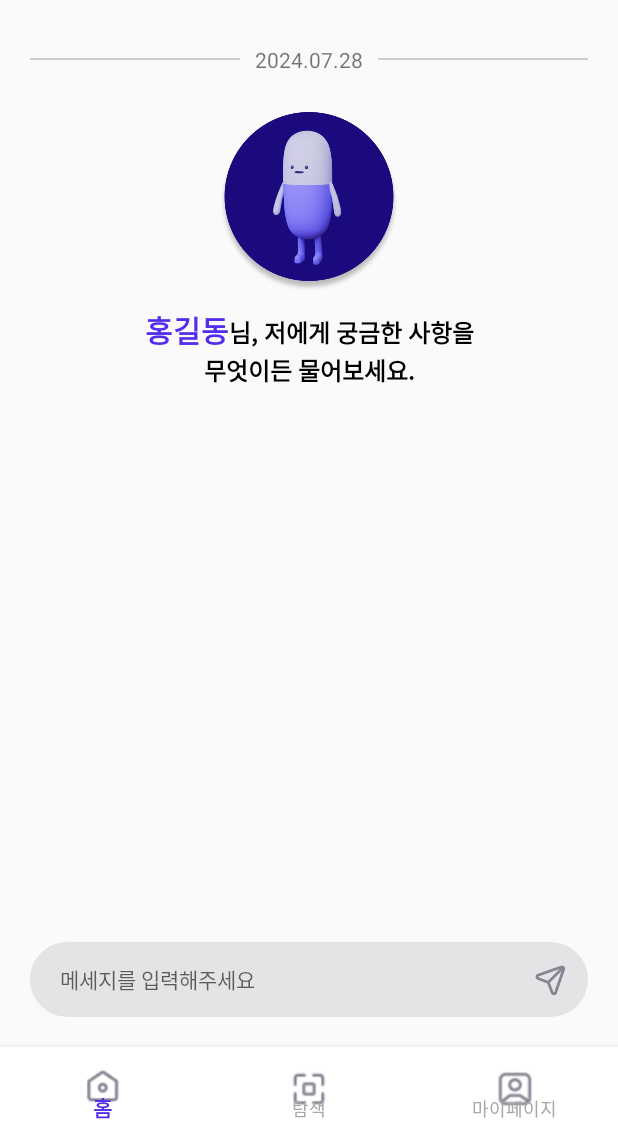
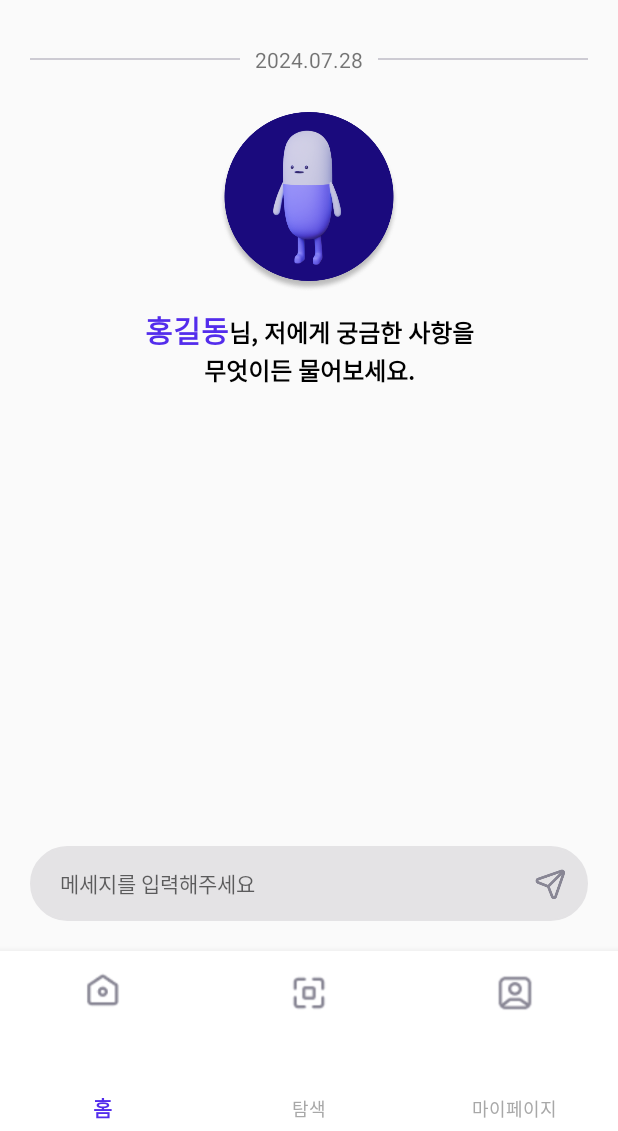
Before and after one commit to medi4me/frontend_medi, an Android app: the ChatFragment screen opened through its navigation route, on a phone screen of 412 x 824 dp, the part 105-1236 px from its top. Run offline under Robolectric (Android 15) with nearby library versions, the phone set to English and light mode, and no system bars; our stand-ins replace navigation-ui; 1 statement that could not run was skipped.

Commit message:
FEAT: 바텀네비게이션, 크기조정

```diff
--- a/app/src/main/res/layout/activity_main.xml
+++ b/app/src/main/res/layout/activity_main.xml
@@ -26,7 +26,7 @@
     <com.google.android.material.bottomnavigation.BottomNavigationView
         android:id="@+id/main_bnv"
         android:layout_width="match_parent"
-        android:layout_height="wrap_content"
+        android:layout_height="120dp"
         app:menu="@menu/bottom_nav_menu"
         app:itemIconSize="40dp"
         app:itemIconTint="@drawable/btm_color_selector"
--- a/app/src/main/res/layout/fragment_chat.xml
+++ b/app/src/main/res/layout/fragment_chat.xml
@@ -28,15 +28,18 @@
         app:layout_constraintStart_toStartOf="parent"
         app:layout_constraintEnd_toEndOf="parent"
         />
+
     <ScrollView
-        android:layout_marginTop="30dp"
         android:layout_width="match_parent"
         android:layout_height="0dp"
+        android:layout_marginTop="30dp"
+        app:layout_constraintBottom_toTopOf="@id/message_LL"
+        app:layout_constraintEnd_toEndOf="parent"
+        app:layout_constraintHorizontal_bias="1.0"
+        app:layout_constraintStart_toStartOf="parent"
         app:layout_constraintTop_toBottomOf="@+id/home_logo_IV"
-        app:layout_constraintBottom_toTopOf="@id/message_LL"
-        app:layout_constraintStart_toStartOf="parent"
-        app:layout_constraintEnd_toEndOf="parent"
-        >
+        app:layout_constraintVertical_bias="0.0">
+
         <androidx.constraintlayout.widget.ConstraintLayout
             android:layout_width="wrap_content"
             android:layout_height="wrap_content">
@@ -45,89 +48,88 @@
                 android:id="@+id/chat_day_LL"
                 android:layout_width="match_parent"
                 android:layout_height="wrap_content"
+                android:layout_marginStart="20dp"
+                android:layout_marginEnd="20dp"
+                android:gravity="center_vertical"
                 android:orientation="horizontal"
-                android:gravity="center_vertical"
+                app:layout_constraintEnd_toEndOf="parent"
                 app:layout_constraintStart_toStartOf="parent"
-                app:layout_constraintEnd_toEndOf="parent"
-                app:layout_constraintTop_toTopOf="parent"
-                android:layout_marginStart="20dp"
-                android:layout_marginEnd="20dp">
+                app:layout_constraintTop_toTopOf="parent">
+
                 <View
                     android:layout_width="0dp"
                     android:layout_height="1dp"
                     android:layout_weight="1"
-                    android:background="@color/stroke"
-                    />
+                    android:background="@color/stroke" />
 
                 <TextView
                     android:id="@+id/home_date"
                     android:layout_width="wrap_content"
                     android:layout_height="wrap_content"
+                    android:paddingHorizontal="10dp"
                     android:text="2024.07.28"
-                    android:textSize="14sp"
-                    android:paddingHorizontal="10dp"/>
+                    android:textSize="14sp" />
+
                 <View
                     android:layout_width="0dp"
                     android:layout_height="1dp"
                     android:layout_weight="1"
-                    android:background="@color/stroke"
-                    />
-                </LinearLayout>
+                    android:background="@color/stroke" />
+            </LinearLayout>
 
             <ImageView
                 android:id="@+id/chat_profile_IV"
                 android:layout_width="120dp"
                 android:layout_height="120dp"
+                android:layout_marginTop="25dp"
                 android:src="@drawable/ic_profile"
+                app:layout_constraintEnd_toEndOf="parent"
                 app:layout_constraintStart_toStartOf="parent"
-                app:layout_constraintEnd_toEndOf="parent"
-                app:layout_constraintTop_toBottomOf="@+id/chat_day_LL"
-                android:layout_marginTop="25dp"
-                />
+                app:layout_constraintTop_toBottomOf="@+id/chat_day_LL" />
+
             <LinearLayout
                 android:id="@+id/chat_text_LL"
-                app:layout_constraintTop_toBottomOf="@+id/chat_profile_IV"
+                android:layout_width="wrap_content"
+                android:layout_height="wrap_content"
+                android:layout_marginTop="10dp"
+                android:orientation="horizontal"
                 app:layout_constraintEnd_toEndOf="parent"
                 app:layout_constraintStart_toStartOf="parent"
-                android:layout_width="wrap_content"
-                android:layout_height="wrap_content"
-                android:orientation="horizontal"
-                android:layout_marginTop="10dp">
+                app:layout_constraintTop_toBottomOf="@+id/chat_profile_IV">
 
                 <TextView
                     android:id="@+id/chat_name_TV"
                     android:layout_width="wrap_content"
                     android:layout_height="wrap_content"
+                    android:layout_marginEnd="0dp"
                     android:text="홍길동"
-                    android:textStyle="bold"
+                    android:textColor="@color/name"
                     android:textSize="20sp"
-                    android:layout_marginEnd="0dp"
-                    android:textColor="@color/name"/>
+                    android:textStyle="bold" />
 
                 <TextView
                     android:id="@+id/chat_text1_TV"
                     android:layout_width="wrap_content"
                     android:layout_height="wrap_content"
+                    android:layout_marginStart="0dp"
                     android:text="님, 저에게 궁금한 사항을"
-                    android:textStyle="bold"
+                    android:textColor="@color/black"
                     android:textSize="16sp"
-                    android:layout_marginStart="0dp"
-                    android:textColor="@color/black"
-                    />
+                    android:textStyle="bold" />
             </LinearLayout>
+
             <TextView
-                app:layout_constraintTop_toBottomOf="@+id/chat_text_LL"
-                app:layout_constraintStart_toStartOf="parent"
-                app:layout_constraintEnd_toEndOf="parent"
                 android:id="@+id/chat_text1_TV2"
                 android:layout_width="wrap_content"
                 android:layout_height="wrap_content"
+                android:layout_marginStart="0dp"
                 android:text="무엇이든 물어보세요."
+                android:textColor="@color/black"
+                android:textSize="16sp"
                 android:textStyle="bold"
-                android:textSize="16sp"
-                android:layout_marginStart="0dp"
-                android:textColor="@color/black"
-                />
+                app:layout_constraintEnd_toEndOf="parent"
+                app:layout_constraintStart_toStartOf="parent"
+                app:layout_constraintTop_toBottomOf="@+id/chat_text_LL" />
         </androidx.constraintlayout.widget.ConstraintLayout>
     </ScrollView>
 
--- a/app/src/main/res/menu/bottom_nav_menu.xml
+++ b/app/src/main/res/menu/bottom_nav_menu.xml
@@ -1,23 +1,22 @@
-<?xml version="1.0" encoding="utf-8"?>
 <menu xmlns:android="http://schemas.android.com/apk/res/android"
     xmlns:app="http://schemas.android.com/apk/res-auto">
 
     <item
         android:id="@+id/homeFragment"
-        app:showAsAction="always"
+        app:showAsAction="ifRoom"
         android:enabled="true"
         android:icon="@drawable/ic_home"
         android:title="홈" />
 
     <item
         android:id="@+id/navigation_search"
-        app:showAsAction="always"
+        app:showAsAction="ifRoom"
         android:icon="@drawable/ic_search"
         android:title="탐색" />
 
     <item
         android:id="@+id/navigation_mypage"
-        app:showAsAction="always"
+        app:showAsAction="ifRoom"
         android:icon="@drawable/ic_mypage"
         android:title="마이페이지" />
 
```
